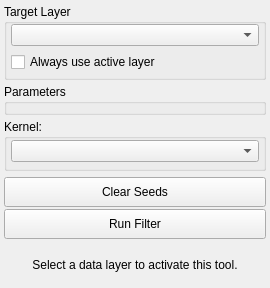
The window that src/Interface/ToolInterface/RadialBasisFunctionToolInterface.ui (SCIInstitute/Seg3D) describes before a commit, drawn with Qt 5.
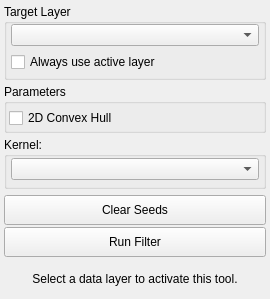
The same window after the commit. Custom widgets are drawn as their Qt base class.

Commit message: Enable RBF tool. Toggle 2D convex hull calculation.

Diff of the .ui file:
```diff
--- a/src/Interface/ToolInterface/RadialBasisFunctionToolInterface.ui
+++ b/src/Interface/ToolInterface/RadialBasisFunctionToolInterface.ui
@@ -7,7 +7,7 @@
     <x>0</x>
     <y>0</y>
     <width>270</width>
-    <height>288</height>
+    <height>296</height>
    </rect>
   </property>
   <property name="windowTitle">
@@ -124,6 +124,13 @@
       <item>
        <widget class="QtUtils::QtSliderDoubleCombo" name="normalOffsetRange_" native="true"/>
       </item>
+      <item>
+       <widget class="QCheckBox" name="use2DConvexHull_">
+        <property name="text">
+         <string>2D Convex Hull</string>
+        </property>
+       </widget>
+      </item>
      </layout>
     </widget>
    </item>
```
Left out of the diff: 44 changed lines with no effect on the pictures. The commit also changes 8 other files.
